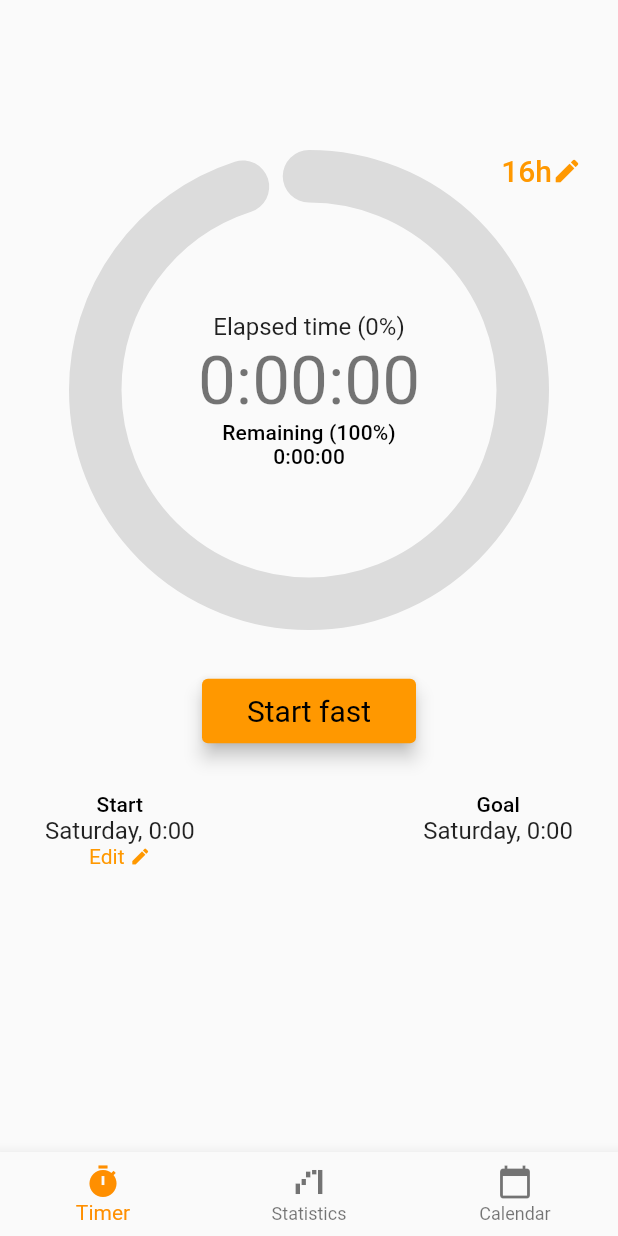
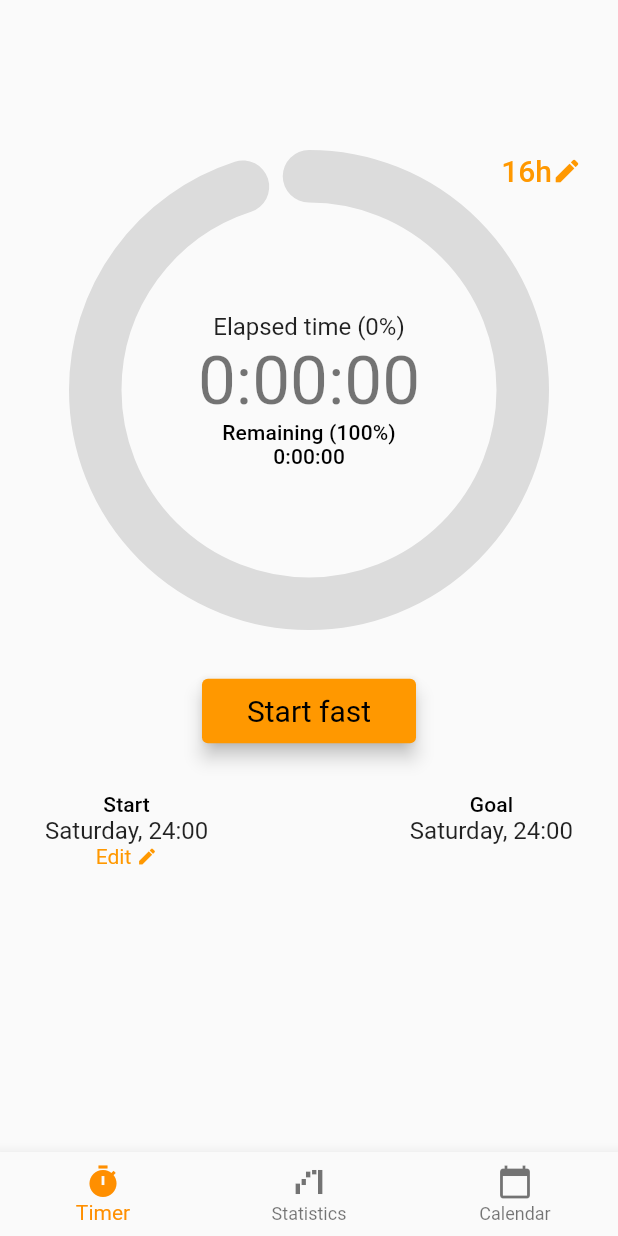
Before and after one commit to pithuene/null, a Flutter app: the screen it shows after launch, on a phone screen of 412 x 824 dp. Run offline on Flutter 3.47's test engine with Material 2 defaults, Android fonts, the phone set to English and light mode, and no system bars; drawn by our look-alikes of percent_indicator; our stand-ins replace flutter_datetime_picker.

Commit message:
Fix goal time formatting

```diff
--- a/lib/currentfast.dart
+++ b/lib/currentfast.dart
@@ -43,7 +43,7 @@ class StartTime extends StatelessWidget {
         crossAxisAlignment: CrossAxisAlignment.center,
         children: <Widget>[
           Text('Start', style: startLabelStyle),
-          Text(DateFormat("EEEE, H:Hm").format(startDate ?? DateTime(0)), style: dateLabelStyle),
+          Text(DateFormat("EEEE, kk:mm").format(startDate ?? DateTime(0)), style: dateLabelStyle),
           Row(
             children: <Widget>[
               Text('Edit ', style: editLabelStyle),
@@ -60,11 +60,11 @@ class GoalTime extends StatelessWidget {
   const GoalTime({
     Key? key,
     this.startDate,
-    this.duration,
+    this.duration = const Duration(),
   }) : super(key: key);
 
   final DateTime? startDate;
-  final Duration? duration;
+  final Duration duration;
 
   @override
   Widget build(BuildContext context) {
@@ -74,12 +74,16 @@ class GoalTime extends StatelessWidget {
     );
     final TextStyle? startLabelStyle = Theme.of(context).textTheme.subtitle2;
     final TextStyle? dateLabelStyle = Theme.of(context).textTheme.subtitle1;
+    DateTime goalTime = DateTime(0);
+    if (startDate != null) {
+      goalTime = startDate!.add(duration);
+    }
     return Column(
           mainAxisAlignment: MainAxisAlignment.start,
           crossAxisAlignment: CrossAxisAlignment.center,
           children: <Widget>[
             Text('Goal', style: startLabelStyle),
-            Text(DateFormat("EEEE, H:Hm").format(startDate ?? DateTime(0)), style: dateLabelStyle),
+            Text(DateFormat("EEEE, kk:mm").format(goalTime), style: dateLabelStyle),
           ],
         );
   }
@@ -113,6 +117,12 @@ class CurrentFastPageState extends State<CurrentFastPage> {
         });
       }
     });
+  }
+
+  @override
+  void dispose() {
+    super.dispose();
+    tickTimer?.cancel();
   }
 
   void setStartDate(DateTime newStartDate) {
```
